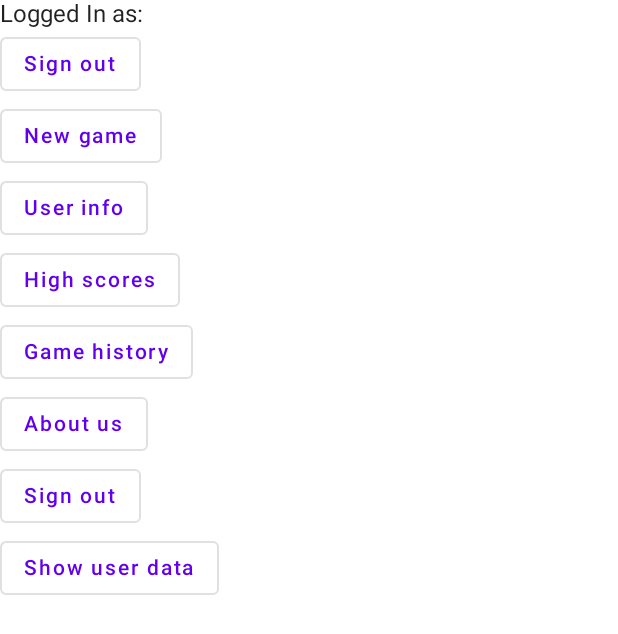
After one commit to da-oulu-project-2022/group_3, an Android app built with Jetpack Compose: the MainScreen screen opened through its navigation route, on a phone screen of 412 x 824 dp. The commit adds this screen. Shown: the top 634 px of the screen. Run offline under Robolectric (Android 15) with nearby library versions, the phone set to English and light mode, and no system bars; our stand-ins replace Firebase (no records; nobody signed in at launch, a user with empty details on screens opened directly); 1 statement that could not run was skipped.

Commit message:
Navigation and app screens added

```diff
--- a/app/build.gradle
+++ b/app/build.gradle
@@ -67,4 +67,5 @@ dependencies {
 
     //Manually added dependencies
     implementation "androidx.lifecycle:lifecycle-viewmodel-compose:2.5.1"
+    implementation "androidx.navigation:navigation-compose:2.5.3"
 }
--- a/app/src/main/java/com/example/polarmove/LoggedInTestView.kt
+++ b/app/src/main/java/com/example/polarmove/AboutUsScreen.kt
@@ -6,10 +6,11 @@ import androidx.compose.material.OutlinedButton
 import androidx.compose.material.Text
 import androidx.compose.runtime.*
 import androidx.compose.ui.Modifier
+import androidx.navigation.NavController
 import com.google.firebase.auth.FirebaseAuth
 
 @Composable
-fun LoggedInTestView( userVM: UserVM, auth: FirebaseAuth ){
+fun AboutUs(navControl: NavController, userVM: UserVM, auth: FirebaseAuth){
 
     var switch by remember { mutableStateOf(false) }
 
--- /dev/null
+++ b/app/src/main/java/com/example/polarmove/MainScreen.kt
@@ -0,0 +1,52 @@
+package com.example.polarmove
+
+import androidx.compose.foundation.layout.Column
+import androidx.compose.foundation.layout.fillMaxSize
+import androidx.compose.material.OutlinedButton
+import androidx.compose.material.Text
+import androidx.compose.runtime.*
+import androidx.compose.ui.Modifier
+import androidx.navigation.NavController
+import com.google.firebase.auth.FirebaseAuth
+
+@Composable
+fun MainScreen( navControl: NavController, userVM: UserVM, auth: FirebaseAuth ){
+
+    var switch by remember { mutableStateOf(false) }
+
+    Column(
+        modifier = Modifier.fillMaxSize()
+    ){
+        Text(text = "Logged In as: ${userVM.userEmail.value}")
+        OutlinedButton(onClick = {userVM.signOut( auth )}) {
+            Text(text = "Sign out")
+        }
+        OutlinedButton(onClick = { navControl.navigate("GameScreen") }) {
+            Text(text = "New game")
+        }
+        OutlinedButton(onClick = { navControl.navigate("UserInfo") }) {
+            Text(text = "User info")
+        }
+        OutlinedButton(onClick = { navControl.navigate("HighScores") }) {
+            Text(text = "High scores")
+        }
+        OutlinedButton(onClick = { navControl.navigate("GameHistory") }) {
+            Text(text = "Game history")
+        }
+        OutlinedButton(onClick = { navControl.navigate("AboutUs") }) {
+            Text(text = "About us")
+        }
+        OutlinedButton(onClick = {userVM.signOut( auth )}) {
+            Text(text = "Sign out")
+        }
+        OutlinedButton(onClick = { switch = !switch }) {
+            Text(text = "Show user data")
+        }
+        if(switch) {
+            Text(text = "username: ${userVM.userData.username}")
+            Text(text = "weight: ${userVM.userData.weight}")
+            Text(text = "height: ${userVM.userData.height}")
+            Text(text = "age: ${userVM.userData.age}")
+        }
+    }
+}
--- a/app/src/main/java/com/example/polarmove/StartPoint.kt
+++ b/app/src/main/java/com/example/polarmove/StartPoint.kt
@@ -2,6 +2,9 @@ package com.example.polarmove
 
 import androidx.compose.runtime.Composable
 import androidx.lifecycle.viewmodel.compose.viewModel
+import androidx.navigation.compose.NavHost
+import androidx.navigation.compose.composable
+import androidx.navigation.compose.rememberNavController
 import com.google.firebase.auth.FirebaseAuth
 import com.google.firebase.auth.FirebaseUser
 
@@ -19,8 +22,29 @@ fun StartPoint(){
     }
 
     if( userVM.user.value == null ){
-        LoginRegister( userVM = userVM, auth = auth)
+        LoginRegister( userVM, auth )
     } else {
-        LoggedInTestView( userVM = userVM, auth = auth )
+        val navControl = rememberNavController()
+        NavHost(navController = navControl, startDestination = "MainScreen"){
+            composable( route = "MainScreen"){
+                MainScreen( navControl, userVM, auth )
+            }
+            composable( route = "GameScreen"){
+                GameScreen(navControl, userVM, auth )
+            }
+            composable( route = "UserInfo"){
+                UserInfo( navControl, userVM, auth )
+            }
+            composable( route = "HighScores"){
+                HighScores( navControl, userVM, auth )
+            }
+            composable( route = "GameHistory"){
+                GameHistory( navControl, userVM, auth )
+            }
+            composable( route = "AboutUs"){
+                AboutUs( navControl, userVM, auth )
+            }
+        }
     }
+
 }
```
Also changed, not shown: app/src/main/java/com/example/polarmove/GameHistoryScreen.kt (added, +34 -0 lines), app/src/main/java/com/example/polarmove/GameScreen.kt (added, +34 -0 lines), app/src/main/java/com/example/polarmove/HighScoreScreen.kt (added, +34 -0 lines), app/src/main/java/com/example/polarmove/Services.kt (+10 -0 lines), app/src/main/java/com/example/polarmove/UserInfoScreen.kt (added, +27 -0 lines), app/src/main/java/com/example/polarmove/LoginRegisterScreen.kt (renamed from app/src/main/java/com/example/polarmove/LoginRegister.kt).
